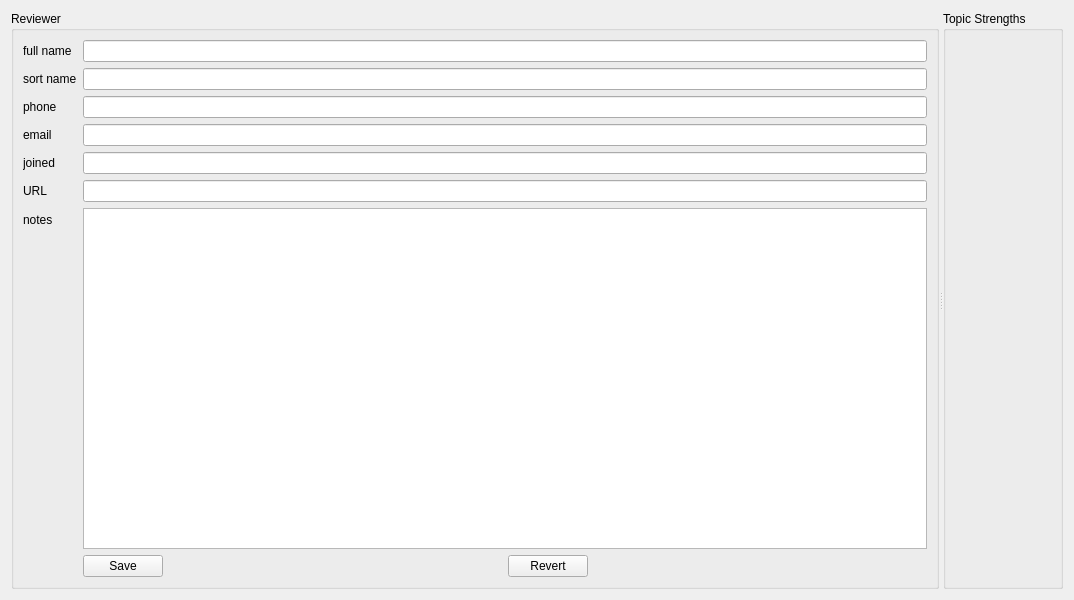
Old version of the form src/Assign_GUP/resources/reviewer_details.ui in the repository prjemian/assign_gup.
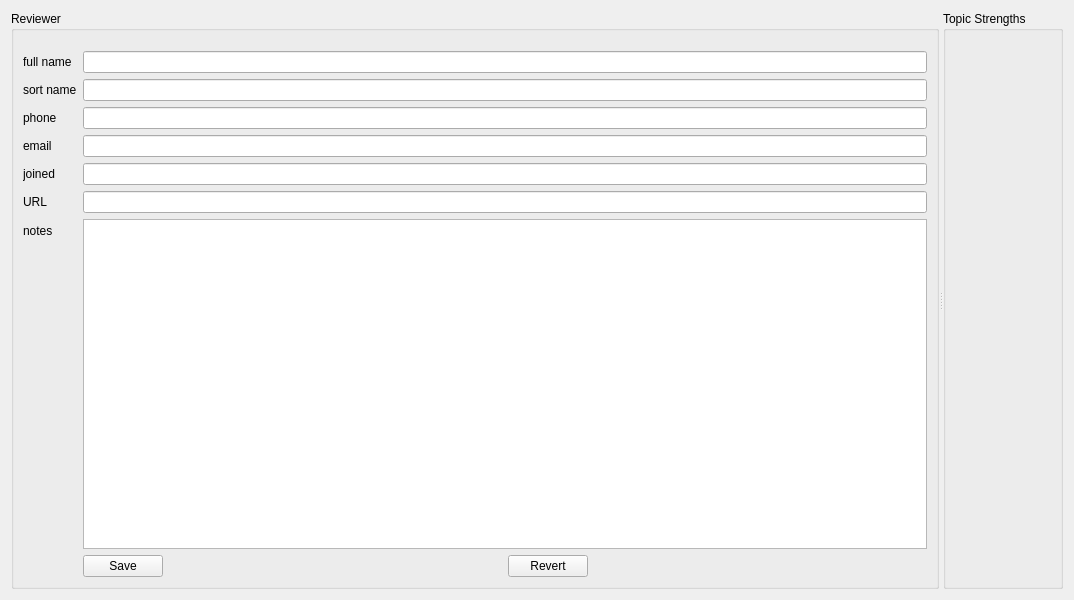
New version of the form.

Commit message: larger (than default) top margin needed on QGroupBox on Linux

```diff
--- a/src/Assign_GUP/resources/reviewer_details.ui
+++ b/src/Assign_GUP/resources/reviewer_details.ui
@@ -33,6 +33,9 @@
        <string>Reviewer</string>
       </property>
       <layout class="QGridLayout" name="gridLayout_2">
+       <property name="topMargin">
+        <number>20</number>
+       </property>
        <item row="0" column="0">
         <layout class="QFormLayout" name="formLayout">
          <item row="0" column="0">
```
Left out of the diff: 3 changed lines with no effect on the pictures. The commit also changes 2 other files.
